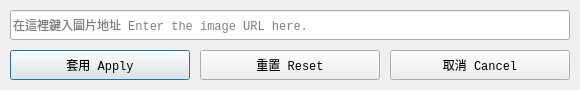
Above: app/ui/pyqt5_ui/url_input_dialog.ui from Rekkursion/TCG078301_Final before the change. Below: the same form after it.
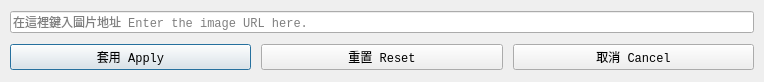
That is the form after the change.

Commit message:
Add enum-class: process-status
it is used to classify the life-time of a loaded image into LOADING, PROCESSING, DISPLAYING, CLOSED, and a special status: ERROR

Diff of the .ui file:
```diff
--- a/app/ui/pyqt5_ui/url_input_dialog.ui
+++ b/app/ui/pyqt5_ui/url_input_dialog.ui
@@ -6,10 +6,22 @@
    <rect>
     <x>0</x>
     <y>0</y>
-    <width>580</width>
-    <height>90</height>
+    <width>764</width>
+    <height>82</height>
    </rect>
   </property>
+  <property name="minimumSize">
+   <size>
+    <width>0</width>
+    <height>82</height>
+   </size>
+  </property>
+  <property name="maximumSize">
+   <size>
+    <width>16777215</width>
+    <height>82</height>
+   </size>
+  </property>
   <property name="font">
    <font>
     <family>Consolas</family>
@@ -18,14 +30,32 @@
   <property name="windowTitle">
    <string>Dialog</string>
   </property>
+  <layout class="QGridLayout" name="gridLayout">
+   <property name="sizeConstraint">
+    <enum>QLayout::SetDefaultConstraint</enum>
+   </property>
+   <property name="leftMargin">
+    <number>10</number>
+   </property>
+   <property name="topMargin">
+    <number>10</number>
+   </property>
+   <property name="rightMargin">
+    <number>10</number>
+   </property>
+   <property name="bottomMargin">
+    <number>10</number>
+   </property>
+   <property name="spacing">
+    <number>10</number>
+   </property>
+   <item row="0" column="0" colspan="3">
   <widget class="QLineEdit" name="txt_url">
-   <property name="geometry">
-    <rect>
-     <x>10</x>
-     <y>10</y>
-     <width>560</width>
-     <height>30</height>
-    </rect>
+     <property name="sizePolicy">
+      <sizepolicy hsizetype="Expanding" vsizetype="Fixed">
+       <horstretch>0</horstretch>
+       <verstretch>0</verstretch>
+      </sizepolicy>
    </property>
    <property name="font">
     <font>
@@ -42,15 +72,9 @@
     <bool>false</bool>
    </property>
   </widget>
+   </item>
+   <item row="1" column="0">
   <widget class="QPushButton" name="btn_apply">
-   <property name="geometry">
-    <rect>
-     <x>10</x>
-     <y>50</y>
-     <width>180</width>
-     <height>30</height>
-    </rect>
-   </property>
    <property name="font">
     <font>
      <family>Consolas</family>
@@ -60,15 +84,9 @@
     <string>套用 Apply</string>
    </property>
   </widget>
+   </item>
+   <item row="1" column="1">
   <widget class="QPushButton" name="btn_reset">
-   <property name="geometry">
-    <rect>
-     <x>200</x>
-     <y>50</y>
-     <width>180</width>
-     <height>30</height>
-    </rect>
-   </property>
    <property name="font">
     <font>
      <family>Consolas</family>
@@ -78,15 +96,9 @@
     <string>重置 Reset</string>
    </property>
   </widget>
+   </item>
+   <item row="1" column="2">
   <widget class="QPushButton" name="btn_cancel">
-   <property name="geometry">
-    <rect>
-     <x>390</x>
-     <y>50</y>
-     <width>180</width>
-     <height>30</height>
-    </rect>
-   </property>
    <property name="font">
     <font>
      <family>Consolas</family>
@@ -96,6 +108,8 @@
     <string>取消 Cancel</string>
    </property>
   </widget>
+   </item>
+  </layout>
  </widget>
  <resources/>
  <connections/>
```
Lines whose indentation alone changed are shown as unchanged. The commit also changes 3 other files.
